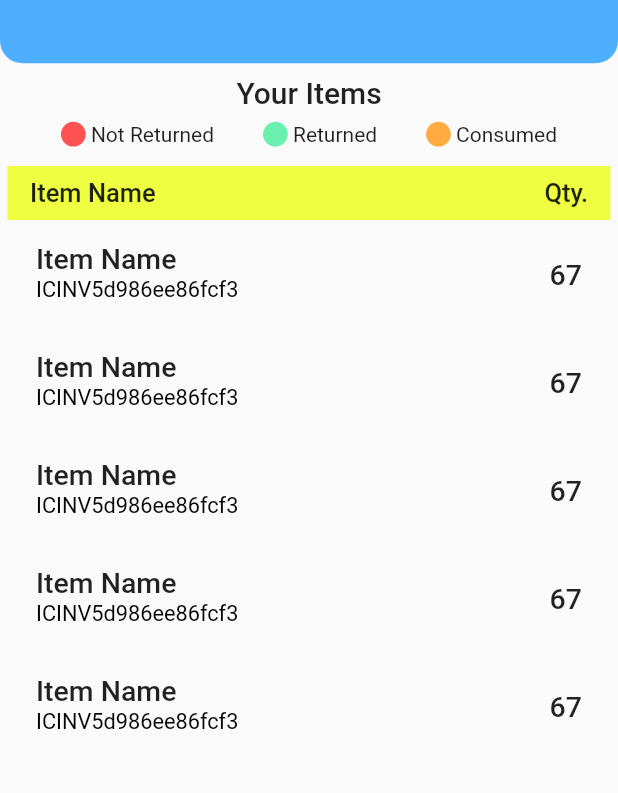
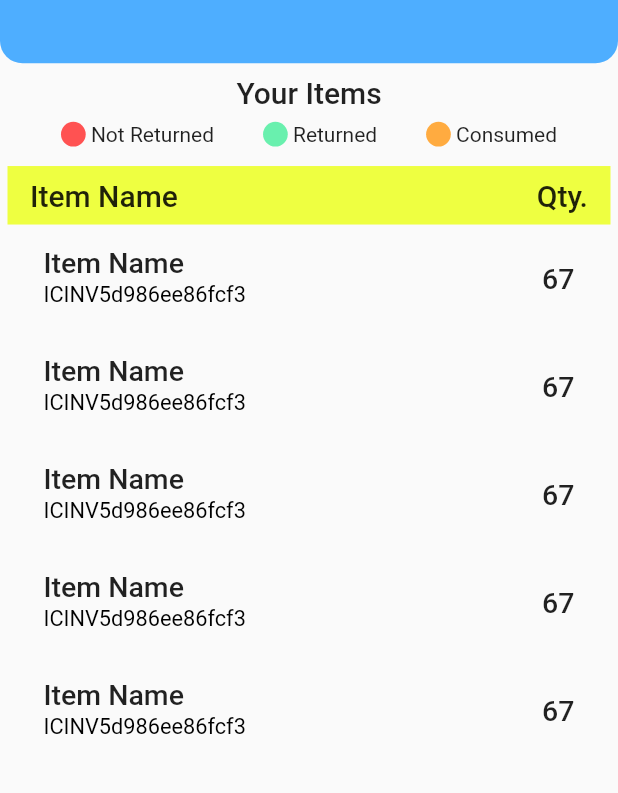
Before and after one commit to innovation-center-gitam-hyd/Innovation-Center-App, a Flutter app: the MyInventoryItems screen opened directly, on a phone screen of 412 x 824 dp, the part 106-899 px from its top. Run offline on Flutter 3.47's test engine with Material 2 defaults, Android fonts, the phone set to English and light mode, and no system bars; our stand-ins replace flutter_custom_clippers, page_transition, qr_flutter, shared_preferences; accounts and stored records are empty.

Commit message:
MyInventoryWidget updated

```diff
--- a/lib/myScreen/Inventory/inventory.dart
+++ b/lib/myScreen/Inventory/inventory.dart
@@ -221,7 +221,7 @@ class _MyInventoryItemsState extends State<MyInventoryItems> {
                           child: Text(
                             "Item Name",
                             style: TextStyle(
-                              fontSize: 17,
+                              fontSize: 20,
                               fontWeight: FontWeight.w500,
                             ),
                           ),
@@ -231,7 +231,7 @@ class _MyInventoryItemsState extends State<MyInventoryItems> {
                           child: Text(
                             "Qty.",
                             style: TextStyle(
-                              fontSize: 17,
+                              fontSize: 20,
                               fontWeight: FontWeight.w500,
                             ),
                           ),
@@ -246,6 +246,8 @@ class _MyInventoryItemsState extends State<MyInventoryItems> {
             ),
           ),
           Expanded(
+            child: Padding(
+              padding: const EdgeInsets.symmetric(horizontal: 5),
               child: ListView.builder(
                 itemCount: 5,
                 itemBuilder: (context, i) {
@@ -258,6 +260,7 @@ class _MyInventoryItemsState extends State<MyInventoryItems> {
                 },
               ),
             ),
+          ),
         ],
       ),
     );
```
Lines whose indentation alone changed are shown as unchanged.
